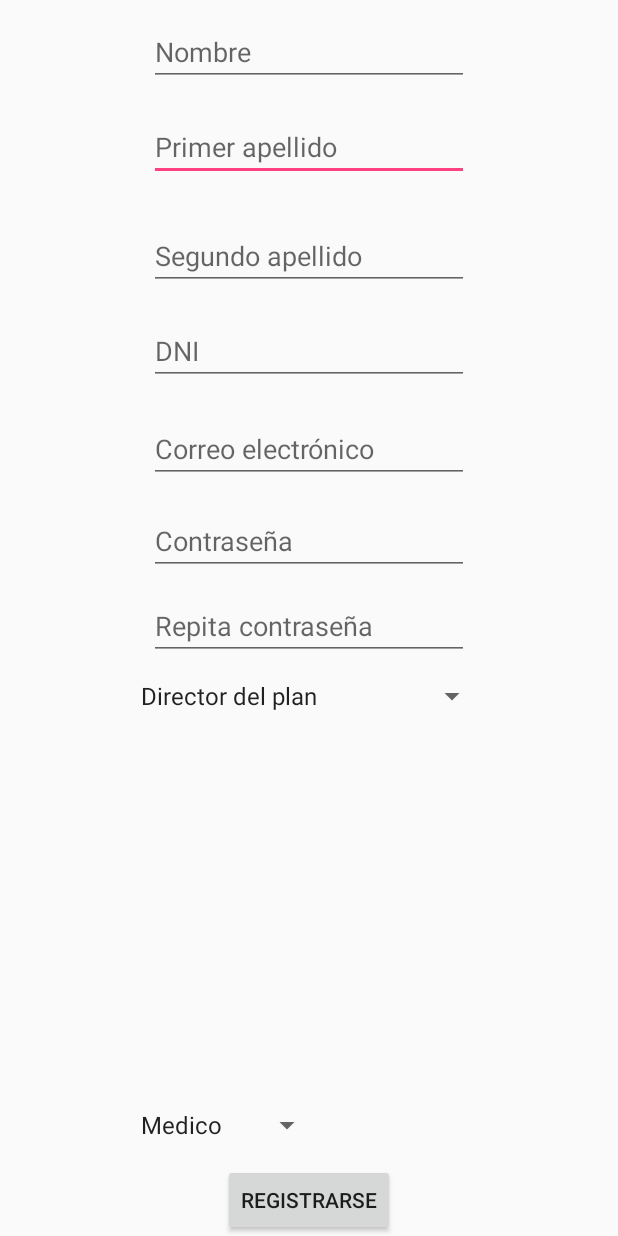
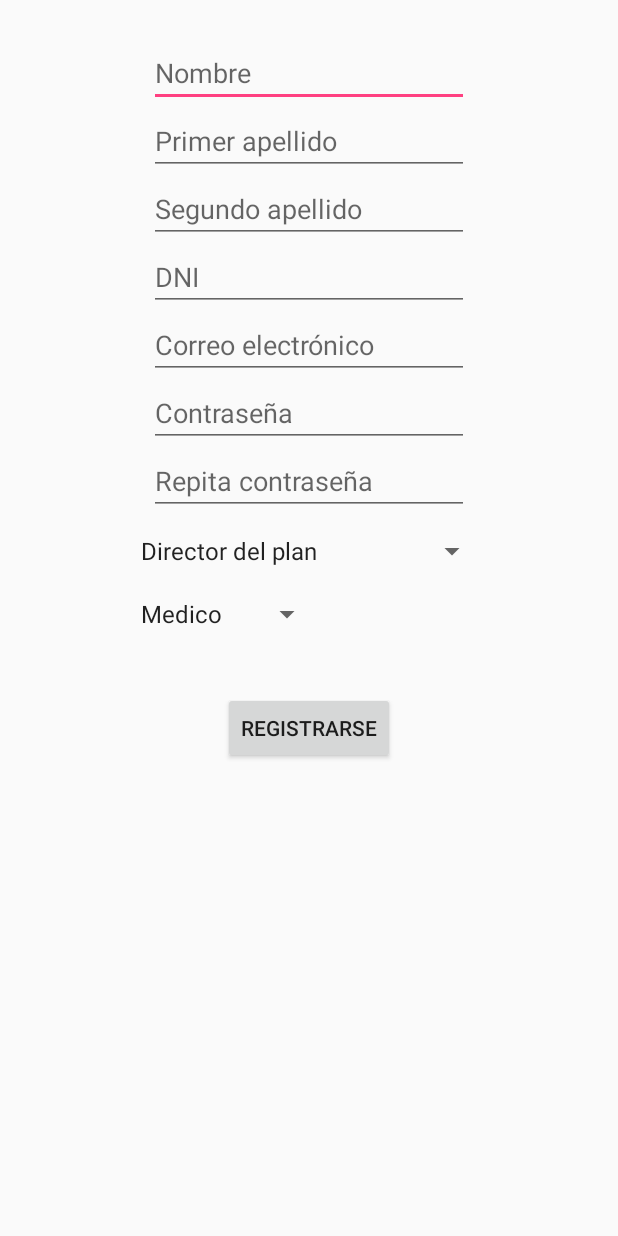
Before and after one commit to nikola43/Auxilium, an Android app: the SignUpNewUserActivity screen opened directly, with no data from a screen before it, on a phone screen of 412 x 824 dp. Run offline under Robolectric (Android 15) with nearby library versions, the phone set to English and light mode, and no system bars; our stand-ins replace Firebase (no records; nobody signed in at launch, a user with empty details on screens opened directly).

Commit message:
Añadido activity resetar password

```diff
--- a/app/build.gradle
+++ b/app/build.gradle
@@ -46,4 +46,5 @@ dependencies {
 
 
 
+
 apply plugin: 'com.google.gms.google-services'
--- a/app/src/main/AndroidManifest.xml
+++ b/app/src/main/AndroidManifest.xml
@@ -62,7 +62,7 @@
 
         <activity
             android:name=".MapsActivity"
-            android:label="@string/title_activity_maps"></activity>
+            android:label="@string/title_activity_maps" />
 
         <service android:name=".MyFirebaseMessagingService">
             <intent-filter>
@@ -78,7 +78,8 @@
             android:name=".DetectedActivitiesIntentService"
             android:exported="false" />
 
-        <activity android:name=".SignUpNewUserActivity"></activity>
+        <activity android:name=".SignUpNewUserActivity" />
+        <activity android:name=".SendPasswordResetEmail"></activity>
     </application>
 
 </manifest>
--- a/app/src/main/res/layout/activity_sing_up_new_user.xml
+++ b/app/src/main/res/layout/activity_sing_up_new_user.xml
@@ -1,18 +1,28 @@
 <?xml version="1.0" encoding="utf-8"?>
-<RelativeLayout xmlns:android="http://schemas.android.com/apk/res/android"
+<android.support.constraint.ConstraintLayout xmlns:android="http://schemas.android.com/apk/res/android"
     xmlns:app="http://schemas.android.com/apk/res-auto"
     xmlns:tools="http://schemas.android.com/tools"
     android:layout_width="match_parent"
     android:layout_height="match_parent"
     tools:context="com.pinillos.auxilium.SignUpNewUserActivity">
 
+    <ScrollView
+        android:layout_width="match_parent"
+        android:layout_height="match_parent"
+        android:layout_alignParentBottom="true">
+
+        <RelativeLayout
+            android:layout_width="match_parent"
+            android:layout_height="wrap_content"
+            android:orientation="vertical">
+
             <EditText
                 android:id="@+id/last_name1_editText"
                 android:layout_width="wrap_content"
                 android:layout_height="wrap_content"
+                android:layout_alignLeft="@+id/dni_editText"
+                android:layout_alignStart="@+id/dni_editText"
                 android:layout_below="@+id/first_name_editText"
-            android:layout_centerHorizontal="true"
-            android:layout_marginTop="18dp"
                 android:ems="10"
                 android:hint="Primer apellido"
                 android:inputType="textPersonName" />
@@ -21,9 +31,10 @@
             android:id="@+id/first_name_editText"
             android:layout_width="wrap_content"
             android:layout_height="wrap_content"
+            android:layout_alignLeft="@+id/last_name1_editText"
             android:layout_alignParentTop="true"
-        android:layout_centerHorizontal="true"
-        android:layout_marginTop="12dp"
+            android:layout_alignStart="@+id/last_name1_editText"
+            android:layout_marginTop="26dp"
             android:ems="10"
             android:hint="Nombre"
             android:inputType="textPersonName" />
@@ -35,7 +46,6 @@
             android:layout_alignLeft="@+id/dni_editText"
             android:layout_alignStart="@+id/dni_editText"
             android:layout_below="@+id/dni_editText"
-            android:layout_marginTop="20dp"
             android:ems="10"
             android:hint="Correo electrónico"
             android:inputType="textEmailAddress" />
@@ -44,9 +54,9 @@
             android:id="@+id/dni_editText"
             android:layout_width="wrap_content"
             android:layout_height="wrap_content"
+            android:layout_alignLeft="@+id/password2_editText"
+            android:layout_alignStart="@+id/password2_editText"
             android:layout_below="@+id/last_name2_editText"
-            android:layout_centerHorizontal="true"
-            android:layout_marginTop="18dp"
             android:ems="10"
             android:hint="DNI"
             android:inputType="textPersonName" />
@@ -55,10 +65,9 @@
             android:id="@+id/last_name2_editText"
             android:layout_width="wrap_content"
             android:layout_height="wrap_content"
-            android:layout_alignEnd="@+id/last_name1_editText"
-            android:layout_alignRight="@+id/last_name1_editText"
+            android:layout_alignLeft="@+id/last_name1_editText"
+            android:layout_alignStart="@+id/last_name1_editText"
             android:layout_below="@+id/last_name1_editText"
-            android:layout_marginTop="27dp"
             android:ems="10"
             android:hint="Segundo apellido"
             android:inputType="textPersonName" />
@@ -78,7 +87,6 @@
             android:layout_alignLeft="@+id/email_editText"
             android:layout_alignStart="@+id/email_editText"
             android:layout_below="@+id/email_editText"
-            android:layout_marginTop="16dp"
             android:ems="10"
             android:hint="Contraseña"
             android:inputType="textPassword" />
@@ -89,7 +97,6 @@
             android:layout_height="wrap_content"
             android:layout_below="@+id/password1_editText"
             android:layout_centerHorizontal="true"
-            android:layout_marginTop="11dp"
             android:ems="10"
             android:hint="Repita contraseña"
             android:inputType="textPassword" />
@@ -98,8 +105,9 @@
             android:id="@+id/signUp_button"
             android:layout_width="wrap_content"
             android:layout_height="wrap_content"
-        android:layout_alignParentBottom="true"
+            android:layout_below="@+id/spinnerCategory"
             android:layout_centerHorizontal="true"
+            android:layout_marginTop="40dp"
             android:onClick="singUpNewUser"
             android:text="Registrarse" />
 
@@ -107,9 +115,13 @@
             android:id="@+id/spinnerCategory"
             android:layout_width="wrap_content"
             android:layout_height="wrap_content"
-        android:layout_above="@+id/signUp_button"
             android:layout_alignLeft="@+id/spinnerGroup"
             android:layout_alignStart="@+id/spinnerGroup"
-        android:layout_marginBottom="14dp" />
+            android:layout_below="@+id/spinnerGroup"
+            android:layout_marginTop="18dp" />
+        </RelativeLayout>
 
-</RelativeLayout>
+    </ScrollView>
+
+
+</android.support.constraint.ConstraintLayout>
```
Also changed, not shown: app/src/main/java/com/pinillos/auxilium/LoginActivity.java (+7 -3 lines), app/src/main/java/com/pinillos/auxilium/SendPasswordResetEmail.java (added, +52 -0 lines), app/src/main/res/layout/activity_login.xml (+14 -4 lines), app/src/main/res/layout/activity_send_password_reset_email.xml (added, +43 -0 lines), app/src/main/res/values/strings.xml (+13 -3 lines). Lines whose indentation alone changed are shown as unchanged.
